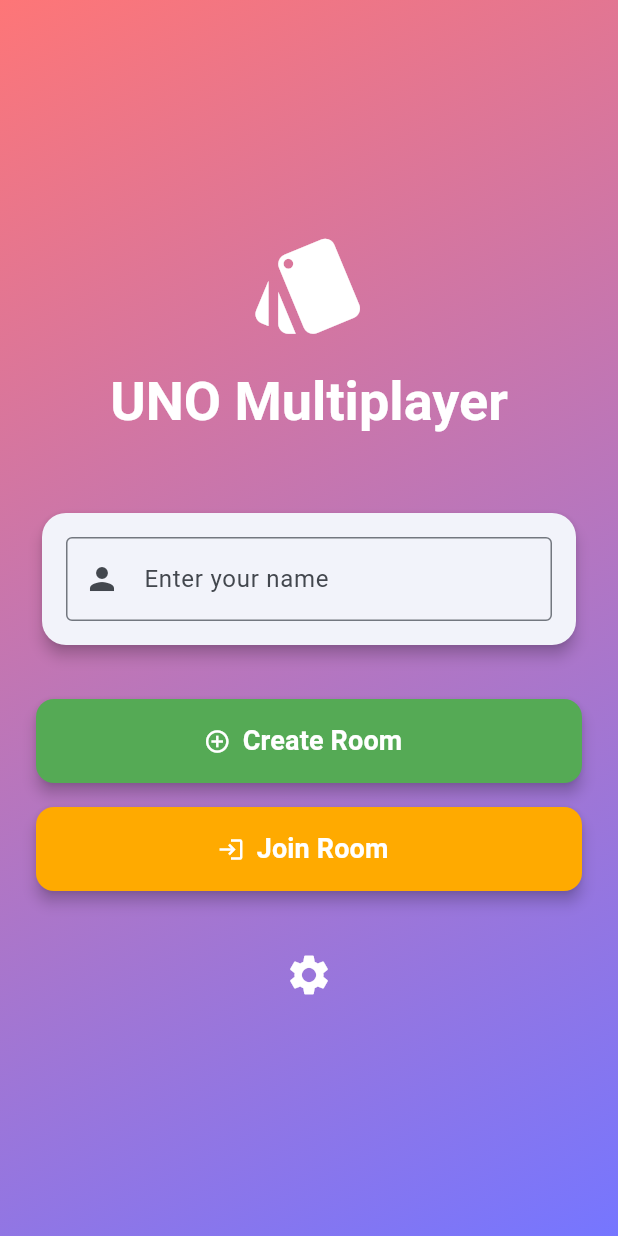
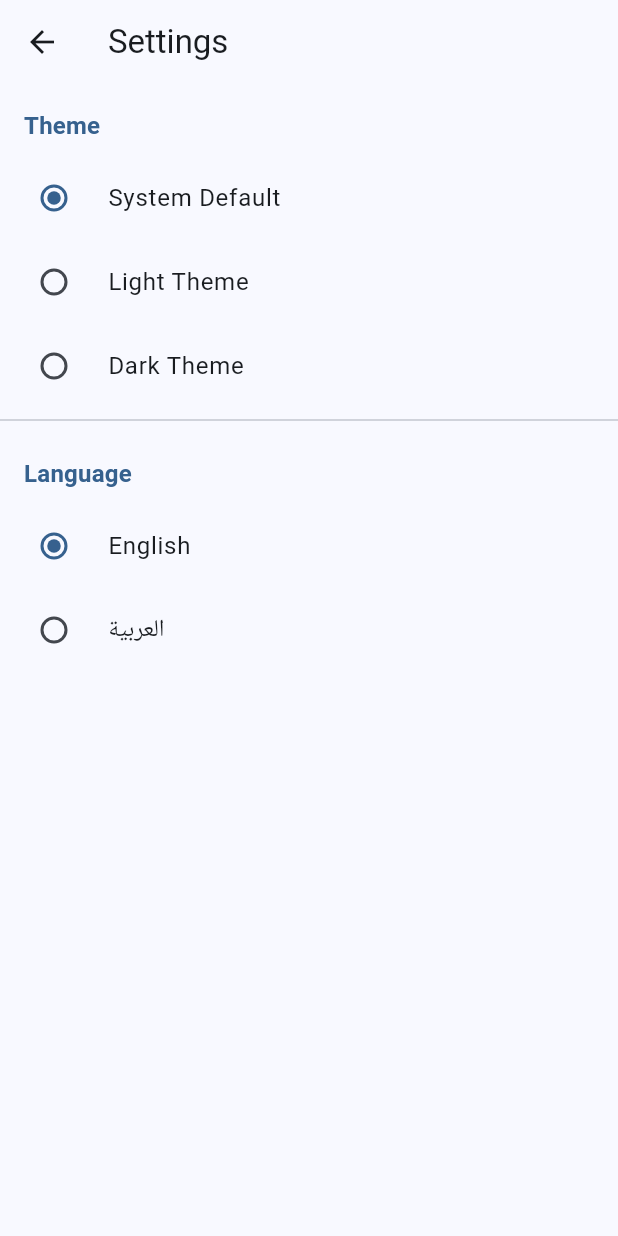
Before and after one commit to m4hosam/uno-game, a Flutter app: the screen it shows after launch, after a tap on the "settings" icon, on a phone screen of 412 x 824 dp. Run offline on Flutter 3.47's test engine with Material 3 defaults, Android fonts, the phone set to English and light mode, and no system bars; our stand-ins replace animate_do, equatable, firebase_auth, firebase_core, firebase_database, flutter_riverpod; accounts and stored records are empty.

Commit message:
fixing language settings

```diff
--- a/lib/main.dart
+++ b/lib/main.dart
@@ -6,6 +6,7 @@ import 'package:flutter_riverpod/flutter_riverpod.dart';
 import 'core/theme/app_theme.dart';
 import 'core/constants/app_constants.dart';
 import 'presentation/screens/home_screen.dart';
+import 'presentation/providers/settings_provider.dart';
 import 'firebase_options.dart';
 
 void main() async {
@@ -17,17 +18,21 @@ void main() async {
   runApp(const ProviderScope(child: UnoApp()));
 }
 
-class UnoApp extends StatelessWidget {
+class UnoApp extends ConsumerWidget {
   const UnoApp({super.key});
 
   @override
-  Widget build(BuildContext context) {
+  Widget build(BuildContext context, WidgetRef ref) {
+    final themeMode = ref.watch(themeProvider);
+    final locale = ref.watch(localeProvider);
+
     return MaterialApp(
       title: AppConstants.appName,
       debugShowCheckedModeBanner: false,
       theme: AppTheme.lightTheme,
       darkTheme: AppTheme.darkTheme,
-      themeMode: ThemeMode.system,
+      themeMode: themeMode,
+      locale: locale,
       localizationsDelegates: const [
         AppLocalizations.delegate,
         GlobalMaterialLocalizations.delegate,
--- /dev/null
+++ b/lib/presentation/providers/settings_provider.dart
@@ -0,0 +1,28 @@
+import 'package:flutter/material.dart';
+import 'package:flutter_riverpod/flutter_riverpod.dart';
+
+// Theme Provider
+final themeProvider = StateNotifierProvider<ThemeNotifier, ThemeMode>((ref) {
+  return ThemeNotifier();
+});
+
+class ThemeNotifier extends StateNotifier<ThemeMode> {
+  ThemeNotifier() : super(ThemeMode.system);
+
+  void setTheme(ThemeMode mode) {
+    state = mode;
+  }
+}
+
+// Locale Provider
+final localeProvider = StateNotifierProvider<LocaleNotifier, Locale>((ref) {
+  return LocaleNotifier();
+});
+
+class LocaleNotifier extends StateNotifier<Locale> {
+  LocaleNotifier() : super(const Locale('en'));
+
+  void setLocale(Locale locale) {
+    state = locale;
+  }
+}
--- a/lib/presentation/screens/home_screen.dart
+++ b/lib/presentation/screens/home_screen.dart
@@ -6,6 +6,7 @@ import '../../core/theme/app_theme.dart';
 import '../providers/game_providers.dart';
 import 'create_room_screen.dart';
 import 'join_room_screen.dart';
+import 'settings_screen.dart';
 
 class HomeScreen extends ConsumerStatefulWidget {
   const HomeScreen({super.key});
@@ -172,7 +173,11 @@ class _HomeScreenState extends ConsumerState<HomeScreen> {
                     icon: const Icon(Icons.settings,
                         color: Colors.white, size: 32),
                     onPressed: () {
-                      // TODO: Open Settings
+                      Navigator.push(
+                        context,
+                        MaterialPageRoute(
+                            builder: (context) => const SettingsScreen()),
+                      );
                     },
                   ),
                 ],
--- /dev/null
+++ b/lib/presentation/screens/settings_screen.dart
@@ -0,0 +1,93 @@
+import 'package:flutter/material.dart';
+import 'package:flutter_riverpod/flutter_riverpod.dart';
+import '../../l10n/app_localizations.dart';
+import '../providers/settings_provider.dart';
+
+class SettingsScreen extends ConsumerWidget {
+  const SettingsScreen({super.key});
+
+  @override
+  Widget build(BuildContext context, WidgetRef ref) {
+    final l10n = AppLocalizations.of(context)!;
+    final currentTheme = ref.watch(themeProvider);
+    final currentLocale = ref.watch(localeProvider);
+
+    return Scaffold(
+      appBar: AppBar(
+        title: const Text('Settings'),
+      ),
+      body: SafeArea(
+        child: ListView(
+          children: [
+            _buildSectionHeader(context, 'Theme'),
+            RadioListTile<ThemeMode>(
+              title: const Text('System Default'),
+              value: ThemeMode.system,
+              groupValue: currentTheme,
+              onChanged: (value) {
+                if (value != null) {
+                  ref.read(themeProvider.notifier).setTheme(value);
+                }
+              },
+            ),
+            RadioListTile<ThemeMode>(
+              title: const Text('Light Theme'),
+              value: ThemeMode.light,
+              groupValue: currentTheme,
+              onChanged: (value) {
+                if (value != null) {
+                  ref.read(themeProvider.notifier).setTheme(value);
+                }
+              },
+            ),
+            RadioListTile<ThemeMode>(
+              title: const Text('Dark Theme'),
+              value: ThemeMode.dark,
+              groupValue: currentTheme,
+              onChanged: (value) {
+                if (value != null) {
+                  ref.read(themeProvider.notifier).setTheme(value);
+                }
+              },
+            ),
+            const Divider(),
+            _buildSectionHeader(context, 'Language'),
+            RadioListTile<Locale>(
+              title: const Text('English'),
+              value: const Locale('en'),
+              groupValue: currentLocale,
+              onChanged: (value) {
+                if (value != null) {
+                  ref.read(localeProvider.notifier).setLocale(value);
+                }
+              },
+            ),
+            RadioListTile<Locale>(
+              title: const Text('العربية'),
+              value: const Locale('ar'),
+              groupValue: currentLocale,
+              onChanged: (value) {
+                if (value != null) {
+                  ref.read(localeProvider.notifier).setLocale(value);
+                }
+              },
+            ),
+          ],
+        ),
+      ),
+    );
+  }
+
+  Widget _buildSectionHeader(BuildContext context, String title) {
+    return Padding(
+      padding: const EdgeInsets.fromLTRB(16, 16, 16, 8),
+      child: Text(
+        title,
+        style: Theme.of(context).textTheme.titleMedium?.copyWith(
+              color: Theme.of(context).colorScheme.primary,
+              fontWeight: FontWeight.bold,
+            ),
+      ),
+    );
+  }
+}
```
